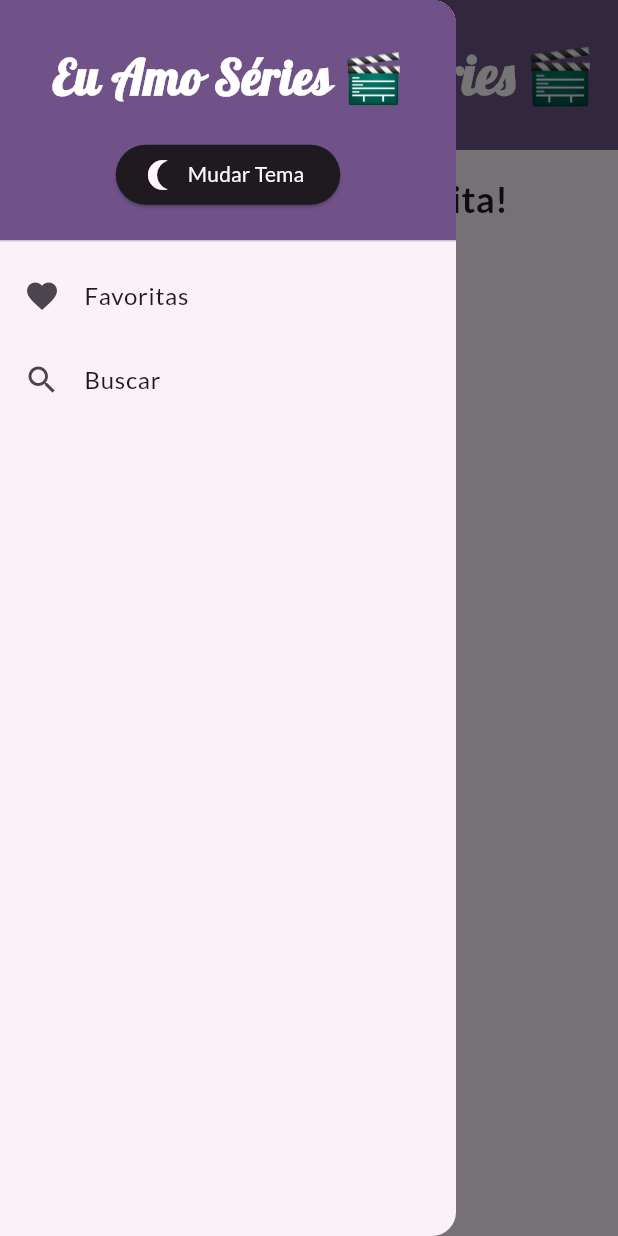
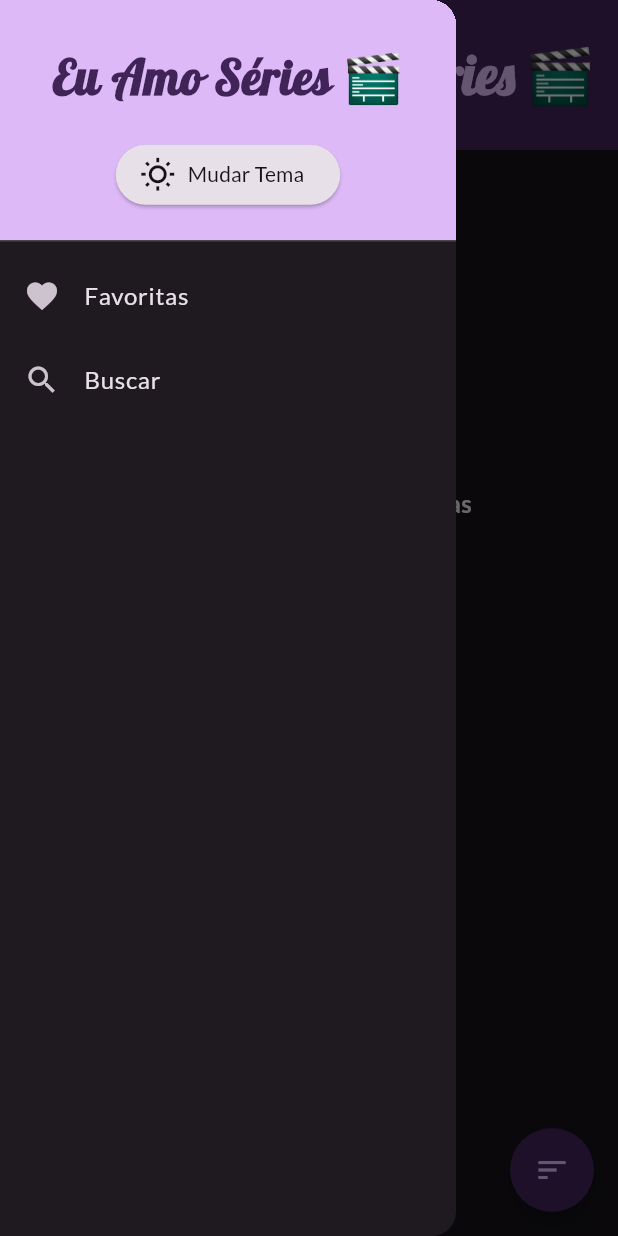
Before and after one commit to anaverso/vnt-app3-series-api, a Flutter app: the FavTvShowScreen screen opened by its route, with the side drawer open, on a phone screen of 412 x 824 dp. Run offline on Flutter 3.47's test engine with Material 3 defaults, Android fonts, the phone set to English and light mode, and no system bars; drawn by our look-alikes of flutter_speed_dial; our stand-ins replace flutter_html, go_router, google_fonts, sqflite; accounts and stored records are empty.

Commit message:
final commit

```diff
--- a/lib/base_screen.dart
+++ b/lib/base_screen.dart
@@ -1,13 +1,27 @@
+import 'package:flutter_speed_dial/flutter_speed_dial.dart';
+import 'package:go_router/go_router.dart';
+import 'package:provider/provider.dart';
 import 'package:vnt_app3_series_api/custom_drawer.dart';
 import 'package:flutter/material.dart';
+import 'package:vnt_app3_series_api/tv_show_model.dart';
 
-class BaseScreen extends StatelessWidget {
+class BaseScreen extends StatefulWidget {
   final Widget child;
 
   const BaseScreen({super.key, required this.child});
 
   @override
+  State<BaseScreen> createState() => _BaseScreenState();
+}
+
+class _BaseScreenState extends State<BaseScreen> {
+  bool _isAscending = true;
+  @override
   Widget build(BuildContext context) {
+    // Obtém o caminho atual da rota
+    final currentPath = GoRouterState.of(context).uri.path;
+    final viewModel = context.watch<TvShowModel>();
+
     return Scaffold(
       appBar: AppBar(
         title: Row(
@@ -16,7 +30,50 @@ class BaseScreen extends StatelessWidget {
         ),
       ),
       drawer: CustomDrawer(),
-      body: child,
+      body: widget.child,
+      floatingActionButton: currentPath == '/'
+          ? SpeedDial(
+              elevation: 5,
+              icon: Icons.sort,
+              activeIcon: Icons.close,
+              backgroundColor: Theme.of(context).colorScheme.onPrimary,
+              foregroundColor: Theme.of(context).colorScheme.primary,
+              overlayColor: Theme.of(context).colorScheme.primary,
+              overlayOpacity: 0.5,
+              children: [
+                SpeedDialChild(
+                  child: Icon(
+                    Icons.sort_by_alpha,
+                    color: Theme.of(context).colorScheme.primary,
+                  ),
+                  label: 'Ordernar por Nome',
+                  labelBackgroundColor: Theme.of(context).colorScheme.surface,
+                  backgroundColor: Theme.of(context).colorScheme.surface,
+                  onTap: () {
+                    viewModel.sortByName(_isAscending);
+                    setState(() {
+                      _isAscending = !_isAscending;
+                    });
+                  },
+                ),
+                SpeedDialChild(
+                  child: Icon(
+                    Icons.star_rate,
+                    color: Theme.of(context).colorScheme.primary,
+                  ),
+                  label: 'Ordernar por Nota',
+                  labelBackgroundColor: Theme.of(context).colorScheme.surface,
+                  backgroundColor: Theme.of(context).colorScheme.surface,
+                  onTap: () {
+                    viewModel.sortByRating(_isAscending);
+                    setState(() {
+                      _isAscending = !_isAscending;
+                    });
+                  },
+                ),
+              ],
+            )
+          : null,
     );
   }
 }
--- a/lib/fav_tv_show_screen.dart
+++ b/lib/fav_tv_show_screen.dart
@@ -12,20 +12,89 @@ class FavTvShowScreen extends StatefulWidget {
 
 class _FavTvShowScreenState extends State<FavTvShowScreen> {
   @override
+  void initState() {
+    // TODO: implement initState
+    super.initState();
+    // garantir que o contexto está disponível, modelo vai ser incializado após a construção do widget
+    WidgetsBinding.instance.addPostFrameCallback((_) {
+      context.read<TvShowModel>().initialize();
+    });
+  }
+
+  @override
   Widget build(BuildContext context) {
-    var tvShows = context.watch<TvShowModel>().tvShows;
+    return Consumer<TvShowModel>(
+      builder: (context, viewModel, child) {
+        if (viewModel.isLoading) {
+          return Center(
+            child: SizedBox(
+              height: 96,
+              width: 96,
+              child: CircularProgressIndicator(strokeWidth: 12),
+            ),
+          );
+        } else if (viewModel.errorMessage != null) {
+          return Center(
+            child: Container(
+              padding: EdgeInsets.all(32),
+              child: Column(
+                spacing: 32,
+                children: [
+                  Text(
+                    'Erro: ${viewModel.errorMessage}',
+                    style: TextStyle(fontSize: 24),
+                  ),
+                  ElevatedButton(
+                    onPressed: () {
+                      viewModel.load();
+                    },
+                    child: Text('TENTAR NOVAMENTE'),
+                  ),
+                ],
+              ),
+            ),
+          );
+        }
         return Container(
           padding: EdgeInsets.all(16),
           child: Column(
             children: [
+              if (viewModel.hasFavorites) ...[
+                const SizedBox(height: 8),
                 Text(
-            tvShows.isEmpty ? 'Nenhuma série favorita!' : 'Favoritas',
-            style: TextStyle(fontSize: 24, fontWeight: FontWeight.bold),
+                  '${viewModel.favTvShows.length} séries favoritas',
+                  style: TextStyle(fontWeight: FontWeight.bold, fontSize: 16),
                 ),
-          SizedBox(height: 16),
-          Expanded(child: TvShowGrid(tvShows: tvShows)),
+              ],
+              const SizedBox(height: 16),
+              Expanded(
+                child: viewModel.hasFavorites
+                    ? TvShowGrid(tvShows: viewModel.favTvShows)
+                    : Center(
+                        child: Column(
+                          children: [
+                            const SizedBox(height: 64),
+                            Icon(
+                              Icons.favorite,
+                              size: 96,
+                              color: Theme.of(context).colorScheme.primary,
+                            ),
+                            const SizedBox(height: 32),
+                            Text(
+                              'Adicione suas séries favoritas',
+                              style: TextStyle(
+                                fontWeight: FontWeight.bold,
+                                fontSize: 16,
+                              ),
+                            ),
+                          ],
+                        ),
+                      ),
+              ),
             ],
           ),
         );
+      },
+    );
   }
 }
--- a/lib/main.dart
+++ b/lib/main.dart
@@ -9,6 +9,7 @@ import 'package:go_router/go_router.dart';
 import 'package:provider/provider.dart';
 
 void main() {
+  WidgetsFlutterBinding.ensureInitialized();
   runApp(
     MultiProvider(
       providers: [
--- a/lib/my_theme_model.dart
+++ b/lib/my_theme_model.dart
@@ -2,7 +2,7 @@ import 'package:flutter/material.dart';
 import 'package:google_fonts/google_fonts.dart';
 
 class MyThemeModel extends ChangeNotifier {
-  bool isDark = false;
+  bool isDark = true;
   MyTheme myTheme = MyTheme(color: Color(0xff8716d5));
   ThemeData get customTheme => myTheme.customTheme;
   ThemeData get customThemeDark => myTheme.customThemeDark;
--- a/lib/tv_show_service.dart
+++ b/lib/tv_show_service.dart
@@ -1,9 +1,57 @@
 import 'dart:convert';
-
+import 'package:sqflite/sql.dart';
+import 'package:vnt_app3_series_api/database_service.dart';
 import 'package:vnt_app3_series_api/tv_show_model.dart';
 import 'package:http/http.dart' as http;
 
 class TvShowService {
+  late final DatabaseService _databaseService = DatabaseService();
+
+  Future<List<TvShow>> getAll() async {
+    final db = await _databaseService.database;
+    final List<Map<String, dynamic>> maps = await db.query('tv_shows');
+
+    return _convertToList(maps);
+  }
+
+  List<TvShow> _convertToList(List<Map<String, dynamic>> maps) {
+    return maps
+        .map(
+          (map) => TvShow(
+            id: map['id'] as int,
+            imageUrl: map['imageUrl'] as String? ?? '',
+            name: map['name'] as String? ?? 'Série sem nome',
+            webChannel: map['webChannel'] as String? ?? 'N/A',
+            rating: (map['rating'] as num?)?.toDouble() ?? 0.0,
+            summary: map['summary'] as String? ?? 'Sem resumo disponível.',
+          ),
+        )
+        .toList();
+  }
+
+  Future<void> insert(TvShow tvShow) async {
+    final db = await _databaseService.database;
+
+    await db.insert(
+      'tv_shows',
+      tvShow.toJson(),
+      conflictAlgorithm: ConflictAlgorithm.replace,
+    );
+  }
+
+  Future<void> delete(int id) async {
+    final db = await _databaseService.database;
+
+    await db.delete('tv_shows', where: 'id = ?', whereArgs: [id]);
+  }
+
+  Future<bool> isFavorite(TvShow tvShow) async {
+    final tvShows = await getAll();
+    return tvShows.any((show) => show.id == tvShow.id);
+  }
+
+  // API
+
   Future<TvShow> fetchTvShowById(int id) async {
     final response = await http.get(
       Uri.parse('https://api.tvmaze.com/shows/$id'),
--- a/pubspec.yaml
+++ b/pubspec.yaml
@@ -39,6 +39,9 @@ dependencies:
   google_fonts: ^6.2.1
   provider: ^6.1.5
   flutter_html: ^3.0.0
+  sqflite: ^2.4.2
+  path: ^1.9.1
+  flutter_speed_dial: ^7.0.0
 
 dev_dependencies:
   flutter_test:
```
Also changed, not shown: lib/database_service.dart (added, +40 -0 lines), lib/tv_show_grid.dart (+20 -12 lines), lib/tv_show_model.dart (+100 -9 lines), lib/tv_show_screen.dart (+16 -15 lines), pubspec.lock, 1 other file. Lines whose indentation alone changed are shown as unchanged.
